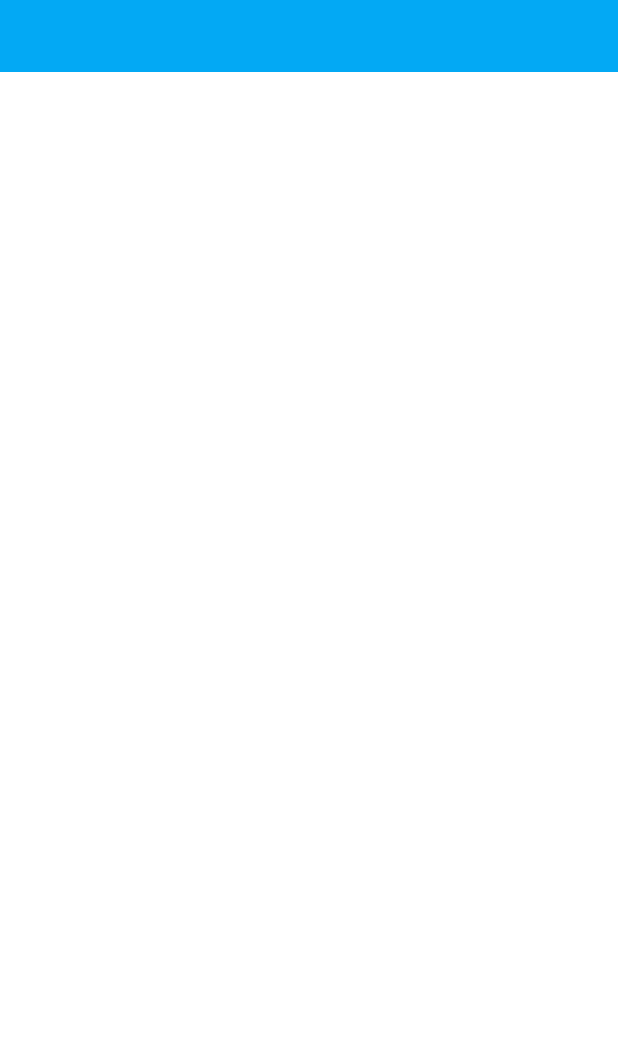
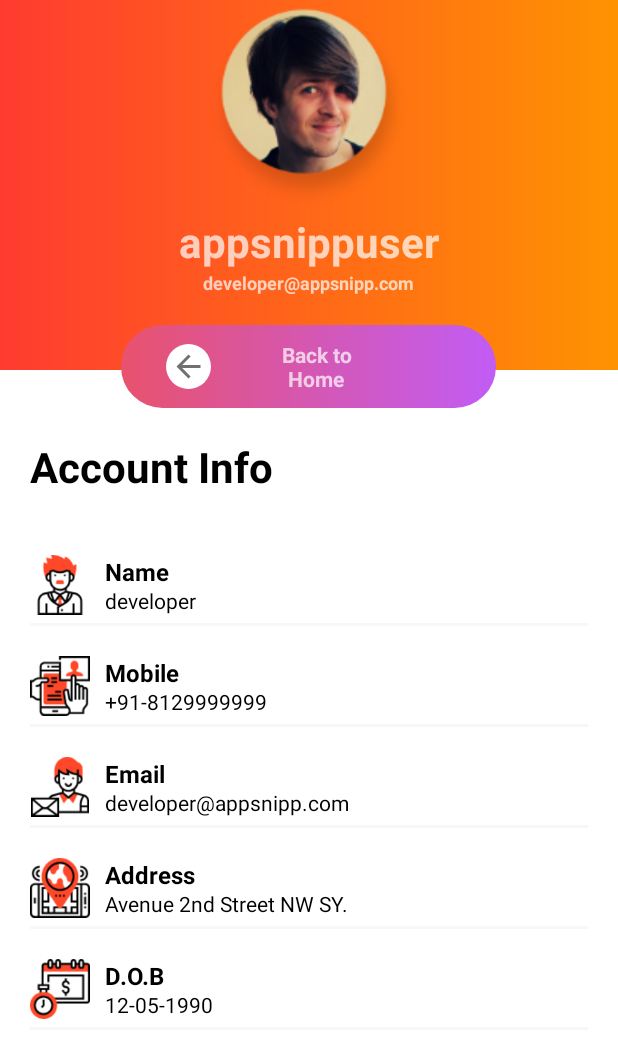
Before and after one commit to Shirish-alt/HealthClub, an Android app: the layout activity_progress.xml on its own in the app's theme, with its tools: preview values and no code run, on a phone screen of 412 x 824 dp. Shown: the top 1058 px of the screen. Run offline under Robolectric (Android 15) with nearby library versions, the phone set to English and light mode, and no system bars; network calls fail.

Commit message:
Profile page design created

```diff
--- a/app/build.gradle
+++ b/app/build.gradle
@@ -48,6 +48,9 @@ dependencies {
     implementation files('libs/YouTubeAndroidPlayerApi.jar')
 
 
+    implementation fileTree(dir: 'libs', include: ['*.jar'])
+
+    implementation 'com.google.android.material:material:1.3.0'
 
 
 }
--- a/app/src/main/AndroidManifest.xml
+++ b/app/src/main/AndroidManifest.xml
@@ -12,7 +12,7 @@
         android:supportsRtl="true"
         android:theme="@style/Theme.HealthClubApp"
         android:usesCleartextTraffic="true">
-        <activity android:name=".Activities.Progress"></activity>
+        <activity android:name=".Activities.ProfileActivity" android:theme="@style/ProfileTheme"></activity>
         <activity android:name=".Activities.Diet" />
         <activity android:name=".Activities.MoreVideosAndPosts" /> <!-- <activity -->
         <!-- android:name=".ui.login.MoreVideos" -->
--- a/app/src/main/java/com/example/healthclub_app/Activities/Progress.java
+++ b/app/src/main/java/com/example/healthclub_app/Activities/ProfileActivity.java
@@ -1,6 +1,7 @@
 package com.example.healthclub_app.Activities;
 
 import androidx.appcompat.app.AppCompatActivity;
+import androidx.appcompat.widget.Toolbar;
 import androidx.viewpager.widget.ViewPager;
 
 import android.content.Intent;
@@ -13,7 +14,7 @@ import com.example.healthclub_app.MainActivity;
 import com.example.healthclub_app.R;
 import com.google.android.material.tabs.TabLayout;
 
-public class Progress extends AppCompatActivity {
+public class ProfileActivity extends AppCompatActivity {
 
     String access_token;
     TabLayout tabLayout;
@@ -22,18 +23,19 @@ public class Progress extends AppCompatActivity {
     protected void onCreate(Bundle savedInstanceState) {
         super.onCreate(savedInstanceState);
         setContentView(R.layout.activity_progress);
+        Toolbar toolbar = (Toolbar) findViewById(R.id.toolbar);
+        setSupportActionBar(toolbar);
+//        tabLayout=(TabLayout)findViewById(R.id.tabLayout);
+//        viewPager=(ViewPager) findViewById(R.id.progress_viewPager);
 
-        tabLayout=(TabLayout)findViewById(R.id.tabLayout);
-        viewPager=(ViewPager) findViewById(R.id.progress_viewPager);
+//        tabLayout.addTab(tabLayout.newTab().setText("Graph"));
+//        tabLayout.addTab(tabLayout.newTab().setText("Tablular"));
 
-        tabLayout.addTab(tabLayout.newTab().setText("Graph"));
-        tabLayout.addTab(tabLayout.newTab().setText("Tablular"));
-
-        tabLayout.setTabGravity(TabLayout.GRAVITY_FILL);
+//        tabLayout.setTabGravity(TabLayout.GRAVITY_FILL);
 
         access_token=getIntent().getStringExtra("Token");
         if(access_token==null){
-            Toast.makeText(this, "Plaes Login", Toast.LENGTH_SHORT).show();
+            Toast.makeText(this, "Please Login", Toast.LENGTH_SHORT).show();
         }else
         {
             Log.e("Toekn:",""+access_token);
@@ -41,7 +43,7 @@ public class Progress extends AppCompatActivity {
         }
 
 
-        tabLayout.setTabGravity(TabLayout.GRAVITY_FILL);
+        /*tabLayout.setTabGravity(TabLayout.GRAVITY_FILL);
 
         final TableTabAdapter adapter = new TableTabAdapter(this,getSupportFragmentManager(), tabLayout.getTabCount(),access_token);
         viewPager.setAdapter(adapter);
@@ -62,12 +64,12 @@ public class Progress extends AppCompatActivity {
             public void onTabReselected(TabLayout.Tab tab) {
 
             }
-        });
+        });*/
 
     }
     @Override
     public void onBackPressed() {
         super.onBackPressed();
-        startActivity(new Intent(getApplicationContext(), MainActivity.class));
+//        startActivity(new Intent(getApplicationContext(), MainActivity.class));
     }
 }
--- a/app/src/main/java/com/example/healthclub_app/MainActivity.java
+++ b/app/src/main/java/com/example/healthclub_app/MainActivity.java
@@ -27,7 +27,7 @@ import com.android.volley.toolbox.Volley;
 import com.example.healthclub_app.Activities.Diet;
 import com.example.healthclub_app.Activities.LoginScreen;
 import com.example.healthclub_app.Activities.MoreVideosAndPosts;
-import com.example.healthclub_app.Activities.Progress;
+import com.example.healthclub_app.Activities.ProfileActivity;
 import com.example.healthclub_app.Adapters.HomePostAdapter;
 import com.example.healthclub_app.Adapters.PromoVidAdapter;
 import com.example.healthclub_app.Models.PostModel;
@@ -158,8 +158,8 @@ public class MainActivity extends AppCompatActivity {
                         drawerLayout.closeDrawer(GravityCompat.START);
                         SessionManagment mngt1=new SessionManagment(MainActivity.this);
                         String token1=mngt1.getSession();
-                        Log.e("Token",token1);
-                        Intent intent1=new Intent(MainActivity.this, Progress.class);
+//                        Log.e("Token",token1);
+                        Intent intent1=new Intent(MainActivity.this, ProfileActivity.class);
                         intent1.putExtra("Token",token1);
                         intent1.setFlags(Intent.FLAG_ACTIVITY_CLEAR_TASK|Intent.FLAG_ACTIVITY_NEW_TASK);
                         startActivity(intent1);
--- /dev/null
+++ b/app/src/main/res/drawable/back_to_home_button.xml
@@ -0,0 +1,12 @@
+<vector xmlns:android="http://schemas.android.com/apk/res/android"
+        android:width="30dp"
+        android:height="30dp"
+        android:viewportWidth="30.0"
+        android:viewportHeight="30.0">
+    <path
+        android:pathData="M15,15m-15,0a15,15 0,1 1,30 0a15,15 0,1 1,-30 0"
+        android:fillColor="#fff"/>
+    <path
+        android:pathData="M23,14L10.8,14l5.6,-5.6L15,7 7,15l8,8 1.4,-1.4L10.8,16L23,16Z"
+        android:fillColor="#707070"/>
+</vector>
--- /dev/null
+++ b/app/src/main/res/drawable/profile_back_button.xml
@@ -0,0 +1,17 @@
+<?xml version="1.0" encoding="utf-8"?>
+<shape xmlns:android="http://schemas.android.com/apk/res/android" android:shape="rectangle" >
+    <corners
+        android:radius="40dp"
+        />
+    <gradient
+        android:angle="0"
+        android:centerX="35%"
+        android:startColor="#E8526D"
+        android:endColor="#C15CF5"
+        android:type="linear"
+        />
+    <size
+        android:width="100dp"
+        android:height="20dp"
+        />
+</shape>
--- /dev/null
+++ b/app/src/main/res/drawable/profile_bk.xml
@@ -0,0 +1,10 @@
+<?xml version="1.0" encoding="utf-8"?>
+<shape xmlns:android="http://schemas.android.com/apk/res/android" android:shape="rectangle" >
+    <gradient
+        android:angle="0"
+        android:centerX="35%"
+        android:startColor="#FF3B30"
+        android:endColor="#FF9301"
+        android:type="linear"
+        />
+</shape>
--- a/app/src/main/res/layout/activity_progress.xml
+++ b/app/src/main/res/layout/activity_progress.xml
@@ -1,27 +1,92 @@
 <?xml version="1.0" encoding="utf-8"?>
-<RelativeLayout xmlns:android="http://schemas.android.com/apk/res/android"
+<androidx.coordinatorlayout.widget.CoordinatorLayout xmlns:android="http://schemas.android.com/apk/res/android"
     xmlns:app="http://schemas.android.com/apk/res-auto"
     xmlns:tools="http://schemas.android.com/tools"
     android:layout_width="match_parent"
+    android:layout_height="match_parent"
+    android:fitsSystemWindows="true"
+    tools:context=".Activities.ProfileActivity"
+    android:background="@color/profileBackground">
 
-    android:layout_height="match_parent"
-    tools:context=".Activities.Progress">
-    <com.google.android.material.tabs.TabLayout
-        android:id="@+id/tabLayout"
+    <com.google.android.material.appbar.AppBarLayout
+        android:id="@+id/app_bar"
         android:layout_width="match_parent"
         android:layout_height="wrap_content"
-        app:tabTextColor="#fff"
-        app:tabSelectedTextColor="#000"
-        app:tabIndicatorColor="#fff"
-        android:background="#03A9F4">
-    </com.google.android.material.tabs.TabLayout>
+        android:fitsSystemWindows="true"
+        android:theme="@style/AppTheme.AppBarOverlay">
 
-    <androidx.viewpager.widget.ViewPager
-        android:id="@+id/progress_viewPager"
-        android:layout_margin="10dp"
-        android:layout_width="match_parent"
-        android:layout_below="@id/tabLayout"
-        android:layout_height="match_parent"
-        app:layout_constraintTop_toBottomOf="@+id/tabLayout"
-        tools:layout_editor_absoluteX="8dp" />
-</RelativeLayout>
+        <com.google.android.material.appbar.CollapsingToolbarLayout
+            android:id="@+id/toolbar_layout"
+            android:layout_width="match_parent"
+            android:layout_height="match_parent"
+            android:fitsSystemWindows="true"
+            app:contentScrim="@color/profilePrimaryDark"
+            app:layout_scrollFlags="scroll|exitUntilCollapsed"
+            app:toolbarId="@+id/toolbar"
+            app:expandedTitleMarginEnd="64dp"
+            app:expandedTitleMarginStart="48dp"
+            app:expandedTitleTextAppearance="@style/TransparentText">
+
+            <LinearLayout
+                android:layout_width="match_parent"
+                android:layout_height="wrap_content"
+                android:layout_centerInParent="true"
+                android:gravity="center_horizontal"
+                android:orientation="vertical"
+                android:id="@+id/linearLayout"
+                android:background="@drawable/profile_bk">
+
+                <ImageView
+                    android:layout_width="wrap_content"
+                    android:layout_height="wrap_content"
+                    android:src="@drawable/profile_round" />
+
+                <TextView
+                    android:layout_width="wrap_content"
+                    android:layout_height="wrap_content"
+                    android:text="appsnippuser"
+                    android:textSize="28dp"
+                    android:textStyle="bold"/>
+
+                <TextView
+                    android:layout_width="wrap_content"
+                    android:layout_height="wrap_content"
+                    android:text="developer@appsnipp.com"
+                    android:textSize="12dp"
+                    android:textStyle="bold"/>
+
+                <RelativeLayout
+                    android:layout_width="match_parent"
+                    android:layout_height="wrap_content"
+                    android:gravity="center"
+                    android:layout_gravity="bottom"
+                    android:layout_marginTop="20dp"
+                    android:background="@color/profileBackground">
+
+                    <View
+                        android:layout_alignParentTop="true"
+                        android:layout_width="match_parent"
+                        android:layout_height="30dp"
+                        android:background="@drawable/profile_bk"/>
+
+                    <TextView
+                        android:text="Back to\nHome"
+                        style="@style/profileStyledBackButton" />
+                </RelativeLayout>
+
+            </LinearLayout>
+
+            <androidx.appcompat.widget.Toolbar
+                android:id="@+id/toolbar"
+                android:layout_width="match_parent"
+                android:layout_height="?attr/actionBarSize"
+                app:layout_collapseMode="pin"
+                app:popupTheme="@style/AppTheme.PopupOverlay" />
+
+        </com.google.android.material.appbar.CollapsingToolbarLayout>
+    </com.google.android.material.appbar.AppBarLayout>
+
+    <include layout="@layout/content_layout" />
+
+
+</androidx.coordinatorlayout.widget.CoordinatorLayout>
--- /dev/null
+++ b/app/src/main/res/layout/content_layout.xml
@@ -0,0 +1,123 @@
+<?xml version="1.0" encoding="utf-8"?>
+<androidx.core.widget.NestedScrollView xmlns:android="http://schemas.android.com/apk/res/android"
+    xmlns:app="http://schemas.android.com/apk/res-auto"
+    xmlns:tools="http://schemas.android.com/tools"
+    android:layout_width="match_parent"
+    android:layout_height="match_parent"
+    app:layout_behavior="@string/appbar_scrolling_view_behavior"
+    tools:context=".Activities.ProfileActivity"
+    tools:showIn="@layout/activity_progress">
+
+    <LinearLayout
+        android:layout_width="match_parent"
+        android:layout_height="wrap_content"
+        android:orientation="vertical"
+        android:layout_marginTop="20dp"
+        android:layout_marginLeft="20dp"
+        android:layout_marginRight="20dp">
+
+        <TextView
+            style="@style/headerText"
+            android:text="Account Info"
+            android:layout_marginBottom="20dp"/>
+
+        <RelativeLayout style="@style/profileDetailsLayout">
+            <ImageView
+                android:id="@+id/nameImageView"
+                android:src="@drawable/ic_name"
+                style="@style/profileDetailsImage" />
+
+            <TextView
+                android:id="@+id/nameTextView"
+                android:text="Name"
+                android:layout_toRightOf="@id/nameImageView"
+                style="@style/profileDetailsTextMain" />
+
+            <TextView
+                android:text="developer"
+                android:layout_toRightOf="@id/nameImageView"
+                style="@style/profileDetailsMiniText" />
+
+        </RelativeLayout>
+
+        <View style="@style/proifleDetailsView" />
+        <RelativeLayout style="@style/profileDetailsLayout">
+            <ImageView
+                android:id="@+id/mobileImageView"
+                android:src="@drawable/ic_mobile"
+                style="@style/profileDetailsImage" />
+
+            <TextView
+                android:text="Mobile"
+                android:layout_toRightOf="@id/mobileImageView"
+                style="@style/profileDetailsTextMain"/>
+
+            <TextView
+                android:text="+91-8129999999"
+                android:layout_toRightOf="@id/mobileImageView"
+                style="@style/profileDetailsMiniText" />
+
+        </RelativeLayout>
+
+        <View style="@style/proifleDetailsView" />
+        <RelativeLayout style="@style/profileDetailsLayout">
+            <ImageView
+                android:id="@+id/emailImageView"
+                android:src="@drawable/ic_email"
+                style="@style/profileDetailsImage" />
+
+            <TextView
+                android:text="Email"
+                android:layout_toRightOf="@id/emailImageView"
+                style="@style/profileDetailsTextMain" />
+
+            <TextView
+                android:text="developer@appsnipp.com"
+                android:layout_toRightOf="@id/emailImageView"
+                style="@style/profileDetailsMiniText" />
+
+        </RelativeLayout>
+
+        <View style="@style/proifleDetailsView" />
+        <RelativeLayout style="@style/profileDetailsLayout">
+            <ImageView
+                android:id="@+id/addressImageView"
+                android:src="@drawable/ic_address"
+                style="@style/profileDetailsImage" />
+
+            <TextView
+                android:text="Address"
+                android:layout_toRightOf="@id/addressImageView"
+                style="@style/profileDetailsTextMain" />
+
+            <TextView
+                android:text="Avenue 2nd Street NW SY."
+                android:layout_toRightOf="@id/addressImageView"
+                style="@style/profileDetailsMiniText" />
+
+        </RelativeLayout>
+
+        <View style="@style/proifleDetailsView" />
+        <RelativeLayout style="@style/profileDetailsLayout">
+            <ImageView
+                android:id="@+id/dobImageView"
+                android:src="@drawable/ic_dob"
+                style="@style/profileDetailsImage" />
+
+            <TextView
+                android:text="D.O.B"
+                android:layout_toRightOf="@id/dobImageView"
+                style="@style/profileDetailsTextMain" />
+
+            <TextView
+                android:text="12-05-1990"
+                android:layout_toRightOf="@id/dobImageView"
+                style="@style/profileDetailsMiniText" />
+
+        </RelativeLayout>
+
+        <View style="@style/proifleDetailsView" />
+
+    </LinearLayout>
+
+</androidx.core.widget.NestedScrollView>
--- a/app/src/main/res/values/colors.xml
+++ b/app/src/main/res/values/colors.xml
@@ -9,4 +9,12 @@
     <color name="white">#FFFFFFFF</color>
     <color name="red">#F81A1A</color>
     <color name="green">#CDDC39</color>
+
+    <!--colors for profile-->
+    <color name="profilePrimaryDark">#FF3B30</color>
+    <color name="profileAccentColor">#F7F7F7</color>
+    <color name="whiteTextColor">#fff</color>
+    <color name="profileBackground">#fff</color>
+    <color name="blackTextColor">#000</color>
+    <color name="profileEditTextColor">#707070</color>
 </resources>
--- a/app/src/main/res/values/dimens.xml
+++ b/app/src/main/res/values/dimens.xml
@@ -2,4 +2,10 @@
     <!-- Default screen margins, per the Android Design guidelines. -->
     <dimen name="activity_horizontal_margin">16dp</dimen>
     <dimen name="activity_vertical_margin">16dp</dimen>
+
+    <dimen name="app_bar_height">180dp</dimen>
+    <dimen name="fab_margin">16dp</dimen>
+    <dimen name="text_margin">16dp</dimen>
+    <dimen name="headerTextSize">28sp</dimen>
+
 </resources>
--- a/app/src/main/res/values/strings.xml
+++ b/app/src/main/res/values/strings.xml
@@ -13,4 +13,7 @@
     <string name="login_failed">"Login failed"</string>
     <!-- TODO: Remove or change this placeholder text -->
     <string name="hello_blank_fragment">Hello blank fragment</string>
+
+    <string name="title_activity_profile">Profile</string>
+    <string name="action_settings">Settings</string>
 </resources>
--- /dev/null
+++ b/app/src/main/res/values/styles.xml
@@ -0,0 +1,95 @@
+<?xml version="1.0" encoding="utf-8"?>
+<resources>
+    <style name="Theme.AppCompat.NoActionBar">
+        <item name="windowActionBar">false</item>
+        <item name="windowNoTitle">true</item>
+    </style>
+
+    <style name="AppTheme.AppBarOverlay" parent="ThemeOverlay.AppCompat.Dark.ActionBar" />
+
+    <style name="AppTheme.PopupOverlay" parent="ThemeOverlay.AppCompat.Light" />
+
+    <!--styles for profile-->
+    <style name="ProfileTheme" parent="Theme.AppCompat.DayNight.DarkActionBar">
+        <item name="colorPrimaryDark">@color/profilePrimaryDark</item>
+        <item name="colorAccent">@color/profileAccentColor</item>
+        <item name="windowActionBar">false</item>
+        <item name="windowNoTitle">true</item>
+        <item name="android:textColor">@color/whiteTextColor</item>
+    </style>
+
+    <style name="TransparentText" parent="@android:style/TextAppearance">
+        <item name="android:textColor">#00000000</item>
+    </style>
+
+    <style name="parent">
+        <item name="android:layout_width">match_parent</item>
+        <item name="android:layout_height">wrap_content</item>
+    </style>
+
+    <style name="headerText" parent="parent">
+        <item name="android:textSize">@dimen/headerTextSize</item>
+        <item name="android:textColor">@color/blackTextColor</item>
+        <item name="android:textStyle">bold</item>
+    </style>
+
+    <style name="textInputHintStyle" parent="TextAppearance.AppCompat.Medium.Inverse">
+        <item name="android:textColorHint">@color/blackTextColor</item>
+        <item name="android:textColor">@color/blackTextColor</item>
+        <item name="android:textSize">17sp</item>
+        <item name="android:textStyle">bold</item>
+    </style>
+
+    <style name="viewParent">
+        <item name="android:layout_width">wrap_content</item>
+        <item name="android:layout_height">wrap_content</item>
+    </style>
+
+    <style name="profileDetailsLayout" parent="parent">
+        <item name="android:layout_marginTop">20dp</item>
+    </style>
+
+    <style name="profileDetailsImage">
+        <item name="android:layout_width">40dp</item>
+        <item name="android:layout_height">40dp</item>
+        <item name="android:layout_alignParentTop">true</item>
+        <item name="android:layout_alignParentLeft">true</item>
+    </style>
+
+    <style name="profileDetailsTextMain" parent="viewParent">
+        <item name="android:textColor">@color/blackTextColor</item>
+        <item name="android:textStyle">bold</item>
+        <item name="android:textSize">16sp</item>
+        <item name="android:layout_marginLeft">10dp</item>
+    </style>
+
+    <style name="profileDetailsMiniText" parent="viewParent">
+        <item name="android:layout_alignParentBottom">true</item>
+        <item name="android:textColor">@color/blackTextColor</item>
+        <item name="android:textSize">14sp</item>
+        <item name="android:layout_marginLeft">10dp</item>
+    </style>
+
+    <style name="proifleDetailsView">
+        <item name="android:layout_width">match_parent</item>
+        <item name="android:layout_height">2dp</item>
+        <item name="android:background">@color/profileAccentColor</item>
+        <item name="android:layout_marginTop">5dp</item>
+    </style>
+
+    <style name="profileStyledBackButton">
+        <item name="android:layout_width">wrap_content</item>
+        <item name="android:layout_height">wrap_content</item>
+        <item name="android:background">@drawable/profile_back_button</item>
+        <item name="android:textAlignment">center</item>
+        <item name="android:paddingLeft">30dp</item>
+        <item name="android:paddingRight">50dp</item>
+        <item name="android:paddingTop">10dp</item>
+        <item name="android:paddingBottom">10dp</item>
+        <item name="android:drawableLeft">@drawable/back_to_home_button</item>
+        <item name="android:textStyle">bold</item>
+        <item name="android:layout_centerHorizontal">true</item>
+        <item name="android:layout_alignParentTop">true</item>
+        <item name="android:minWidth">250dp</item>
+    </style>
+</resources>
```
Also changed, not shown: app/src/main/res/drawable/ic_address.png (added), app/src/main/res/drawable/ic_dob.png (added), app/src/main/res/drawable/ic_email.png (added), app/src/main/res/drawable/ic_mobile.png (added), app/src/main/res/drawable/ic_name.png (added), app/src/main/res/drawable/profile_round.png (added).
